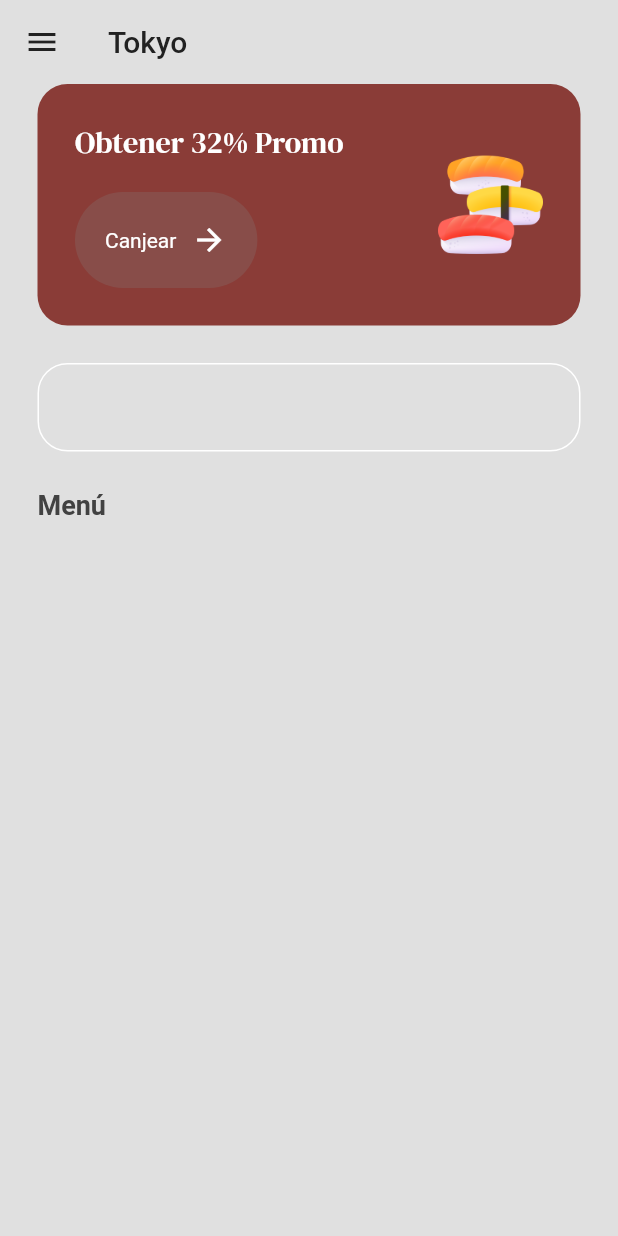
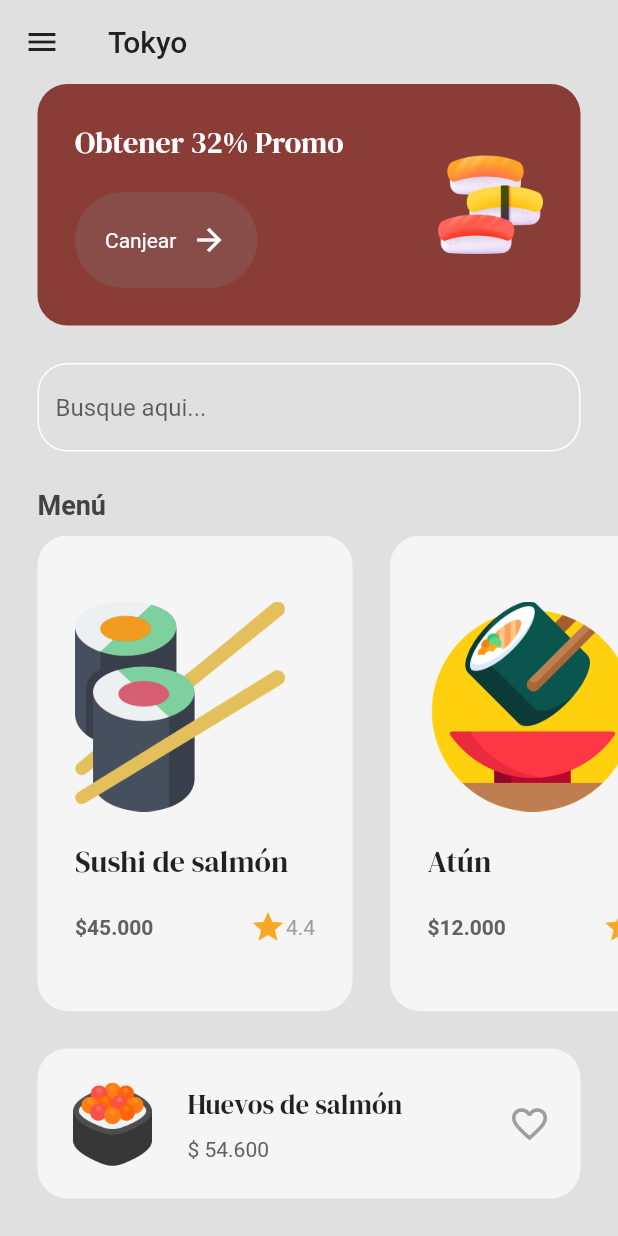
Before and after one commit to SergioCamiloCastillo/sushi-restaurant-app-flutter, a Flutter app: the MenuPage screen opened by its route, on a phone screen of 412 x 824 dp. Run offline on Flutter 3.47's test engine with Material 2 defaults, Android fonts, the phone set to English and light mode, and no system bars; our stand-ins replace google_fonts.

```diff
--- /dev/null
+++ b/lib/components/food_tile.dart
@@ -0,0 +1,62 @@
+import 'package:flutter/material.dart';
+import 'package:google_fonts/google_fonts.dart';
+import 'package:sushi_restaurant_app/models/food.dart';
+
+class FoodTile extends StatelessWidget {
+  final FoodModel food;
+  final void Function()? onTap;
+
+  const FoodTile({super.key, required this.food, this.onTap});
+
+  @override
+  Widget build(BuildContext context) {
+    return GestureDetector(
+      onTap:  onTap,
+      child: Container(
+        decoration: BoxDecoration(
+            color: Colors.grey[100], borderRadius: BorderRadius.circular(20)),
+        margin: EdgeInsets.only(left: 25),
+        padding: EdgeInsets.all(25),
+        child: Column(
+          crossAxisAlignment: CrossAxisAlignment.start,
+          mainAxisAlignment: MainAxisAlignment.spaceEvenly,
+          children: [
+            //image
+            Image.asset(
+              food.imagePath,
+              height: 140,
+            ),
+            //price
+            Text(
+              food.name,
+              style: GoogleFonts.dmSerifDisplay(fontSize: 20),
+            ),
+            SizedBox(
+              width: 160,
+              child: Row(
+                mainAxisAlignment: MainAxisAlignment.spaceBetween,
+                children: [
+                  Text(
+                    "\$" + food.price,
+                    style: TextStyle(
+                        fontWeight: FontWeight.bold, color: Colors.grey[700]),
+                  ),
+                  Row(
+                    children: [
+                      Icon(Icons.star, color: Colors.yellow[800]),
+                      Text(food.rating.toString(),
+                          style: TextStyle(
+                            color: Colors.grey,
+                          ))
+                    ],
+                  )
+                ],
+              ),
+            )
+            //price + rating
+          ],
+        ),
+      ),
+    );
+  }
+}
--- /dev/null
+++ b/lib/models/food.dart
@@ -0,0 +1,12 @@
+class FoodModel {
+  final String name;
+  final String price;
+  final String imagePath;
+  final double rating;
+
+  FoodModel(this.name, this.price, this.imagePath, this.rating);
+  String get _name => name;
+  String get _price => price;
+  String get _imagePath => imagePath;
+  double get _rating => rating;
+}
--- a/lib/pages/intro_page.dart
+++ b/lib/pages/intro_page.dart
@@ -1,6 +1,7 @@
 import 'package:flutter/material.dart';
 import 'package:google_fonts/google_fonts.dart';
 import 'package:sushi_restaurant_app/components/button.dart';
+import 'package:sushi_restaurant_app/theme/colors.dart';
 
 class IntroPage extends StatelessWidget {
   const IntroPage({super.key});
@@ -8,7 +9,7 @@ class IntroPage extends StatelessWidget {
   @override
   Widget build(BuildContext context) {
     return Scaffold(
-      backgroundColor: Color.fromARGB(255, 138, 60, 55),
+      backgroundColor: primaryColor,
       body: Padding(
         padding: const EdgeInsets.all(25.0),
         child: Column(
--- a/lib/pages/menu_page.dart
+++ b/lib/pages/menu_page.dart
@@ -1,10 +1,32 @@
 import 'package:flutter/material.dart';
 import 'package:google_fonts/google_fonts.dart';
 import 'package:sushi_restaurant_app/components/button.dart';
+import 'package:sushi_restaurant_app/components/food_tile.dart';
+import 'package:sushi_restaurant_app/models/food.dart';
+import 'package:sushi_restaurant_app/pages/food_detail_page.dart';
 import 'package:sushi_restaurant_app/theme/colors.dart';
 
-class MenuPage extends StatelessWidget {
+class MenuPage extends StatefulWidget {
   const MenuPage({super.key});
+
+  @override
+  State<MenuPage> createState() => _MenuPageState();
+}
+
+class _MenuPageState extends State<MenuPage> {
+  List foodMenu = [
+    FoodModel('Sushi de salmón', "45.000", 'lib/images/sushi3.png', 4.4),
+    FoodModel('Atún', "12.000", 'lib/images/rollo-de-sushi.png', 4.4)
+  ];
+  //navigate to food item details
+  void navigateToFoodDetails(int index) {
+    print('Navigate to Food Details for index: $index');
+    Navigator.push(
+        context,
+        MaterialPageRoute(
+          builder: (context) => FoodDetailPage(food: foodMenu[index]),
+        ));
+  }
 
   @override
   Widget build(BuildContext context) {
@@ -70,7 +92,8 @@ class MenuPage extends StatelessWidget {
                       borderRadius: BorderRadius.circular(20)),
                   enabledBorder: OutlineInputBorder(
                       borderSide: BorderSide(color: Colors.white),
-                      borderRadius: BorderRadius.circular(20))),
+                      borderRadius: BorderRadius.circular(20)),
+                  hintText: "Busque aqui..."),
             ),
           ),
           SizedBox(
@@ -85,6 +108,69 @@ class MenuPage extends StatelessWidget {
                   color: Colors.grey[800],
                   fontSize: 18),
             ),
+          ),
+          const SizedBox(
+            height: 10,
+          ),
+          Expanded(
+            child: ListView.builder(
+              scrollDirection: Axis.horizontal,
+              itemCount: foodMenu.length,
+              itemBuilder: (context, index) {
+                print('itemBuilder called for index: $index');
+                return FoodTile(
+                  food: foodMenu[index],
+                  onTap: () => navigateToFoodDetails(index),
+                );
+              },
+            ),
+          ),
+          const SizedBox(
+            height: 25,
+          ),
+          Container(
+            decoration: BoxDecoration(
+                color: Colors.grey[100],
+                borderRadius: BorderRadius.circular(20)),
+            margin: EdgeInsets.only(left: 25, right: 25, bottom: 25),
+            padding: EdgeInsets.all(20),
+            child: Row(
+              mainAxisAlignment: MainAxisAlignment.spaceBetween,
+              children: [
+                Row(
+                  children: [
+                    Image.asset(
+                      'lib/images/salmon_eggs.png',
+                      height: 60,
+                    ),
+                    const SizedBox(
+                      width: 20,
+                    ),
+                    Column(
+                      crossAxisAlignment: CrossAxisAlignment.start,
+                      children: [
+                        Text(
+                          'Huevos de salmón',
+                          style: GoogleFonts.dmSerifDisplay(fontSize: 18),
+                        ),
+                        const SizedBox(
+                          height: 10,
+                        ),
+                        Text(
+                          '\$ 54.600',
+                          style: TextStyle(color: Colors.grey[700]),
+                        )
+                      ],
+                    )
+                  ],
+                ),
+                Icon(
+                  Icons.favorite_outline,
+                  color: Colors.grey,
+                  size: 28,
+                )
+              ],
+            ),
           )
         ],
       ),
--- a/lib/theme/colors.dart
+++ b/lib/theme/colors.dart
@@ -1,3 +1,4 @@
 import 'package:flutter/material.dart';
 
 var primaryColor = const Color.fromARGB(255, 138, 60, 55);
+var secondaryColor = const Color.fromARGB(109, 140, 94, 91);
```
Also changed, not shown: lib/pages/food_detail_page.dart (added, +164 -0 lines).
